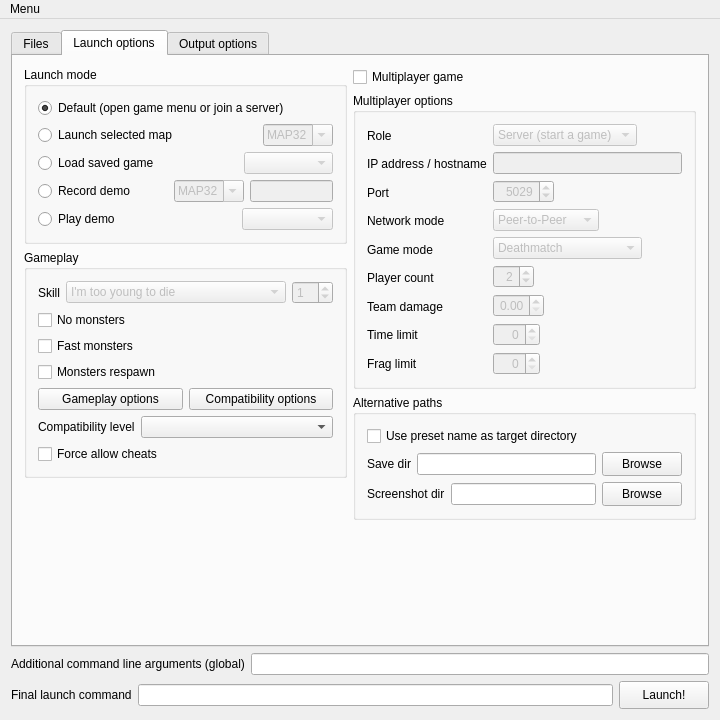
This is Forms/MainWindow.ui in Youda008/DoomRunner as Qt 5 draws it before an edit. The edited form follows.
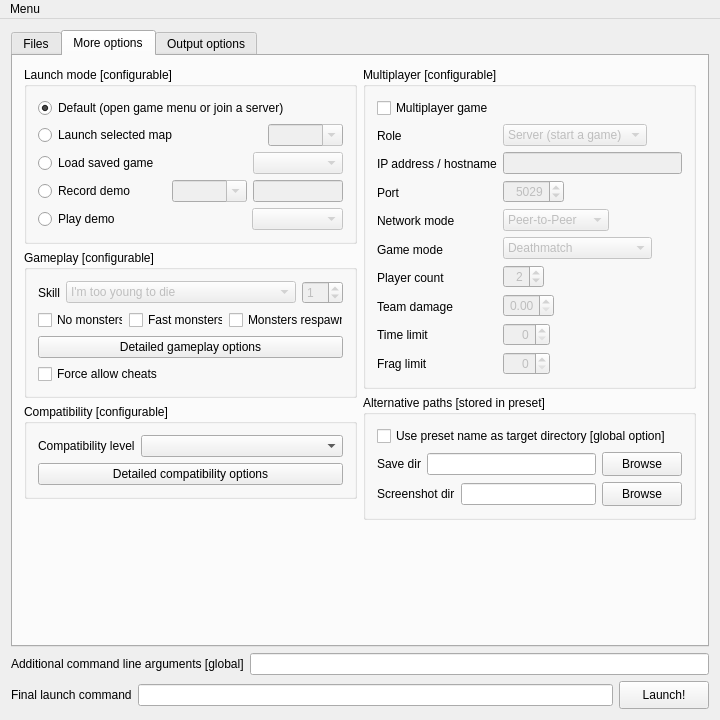
This is the edited form. The open tabs and pages were chosen to show the change. Icons and pictures are not drawn. Custom widgets are drawn as their Qt base class.

Commit message: added UI to select storage for different options groups

What changed in the file:
```diff
--- a/Forms/MainWindow.ui
+++ b/Forms/MainWindow.ui
@@ -251,12 +251,6 @@
                  <property name="enabled">
                   <bool>false</bool>
                  </property>
-                 <property name="sizePolicy">
-                  <sizepolicy hsizetype="Expanding" vsizetype="Expanding">
-                   <horstretch>0</horstretch>
-                   <verstretch>0</verstretch>
-                  </sizepolicy>
-                 </property>
                  <property name="editTriggers">
                   <set>QAbstractItemView::NoEditTriggers</set>
                  </property>
@@ -488,7 +482,7 @@
              </size>
             </property>
             <property name="text">
-             <string>Additional command line arguments (preset)</string>
+             <string>Additional command line arguments [preset]</string>
             </property>
            </widget>
           </item>
@@ -505,7 +499,7 @@
       </widget>
       <widget class="QWidget" name="optionsTab">
        <attribute name="title">
-        <string>Launch options</string>
+        <string>More options</string>
        </attribute>
        <layout class="QHBoxLayout" name="horizontalLayout_5">
         <item>
@@ -513,7 +507,7 @@
           <item>
            <widget class="QGroupBox" name="launchModeGrpBox">
             <property name="title">
-             <string>Launch mode</string>
+             <string>Launch mode [configurable]</string>
             </property>
             <layout class="QVBoxLayout" name="verticalLayout_11">
              <item>
@@ -550,7 +544,7 @@
                  <property name="sizeHint" stdset="0">
                   <size>
                    <width>0</width>
-                   <height>0</height>
+                   <height>20</height>
                   </size>
                  </property>
                 </spacer>
@@ -560,32 +554,27 @@
                  <property name="enabled">
                   <bool>false</bool>
                  </property>
+                 <property name="sizePolicy">
+                  <sizepolicy hsizetype="Minimum" vsizetype="Fixed">
+                   <horstretch>0</horstretch>
+                   <verstretch>0</verstretch>
+                  </sizepolicy>
+                 </property>
                  <property name="minimumSize">
                   <size>
-                   <width>70</width>
+                   <width>75</width>
                    <height>0</height>
                   </size>
                  </property>
-                 <property name="maximumSize">
-                  <size>
-                   <width>70</width>
-                   <height>16777215</height>
-                  </size>
-                 </property>
                  <property name="editable">
                   <bool>true</bool>
                  </property>
-                 <item>
-                  <property name="text">
-                   <string>MAP32</string>
-                  </property>
-                 </item>
                 </widget>
                </item>
               </layout>
              </item>
              <item>
-              <layout class="QHBoxLayout" name="horizontalLayout_8" stretch="0,4,0,10">
+              <layout class="QHBoxLayout" name="horizontalLayout_8" stretch="0,0,4,10">
                <item>
                 <widget class="QRadioButton" name="launchMode_savefile">
                  <property name="text">
@@ -593,19 +582,6 @@
                  </property>
                 </widget>
                </item>
-               <item>
-                <spacer name="horizontalSpacer_12">
-                 <property name="orientation">
-                  <enum>Qt::Horizontal</enum>
-                 </property>
-                 <property name="sizeHint" stdset="0">
-                  <size>
-                   <width>0</width>
-                   <height>0</height>
-                  </size>
-                 </property>
-                </spacer>
-               </item>
                <item>
                 <spacer name="horizontalSpacer_6">
                  <property name="orientation">
@@ -616,8 +592,21 @@
                  </property>
                  <property name="sizeHint" stdset="0">
                   <size>
-                   <width>44</width>
-                   <height>0</height>
+                   <width>54</width>
+                   <height>20</height>
+                  </size>
+                 </property>
+                </spacer>
+               </item>
+               <item>
+                <spacer name="horizontalSpacer_12">
+                 <property name="orientation">
+                  <enum>Qt::Horizontal</enum>
+                 </property>
+                 <property name="sizeHint" stdset="0">
+                  <size>
+                   <width>0</width>
+                   <height>20</height>
                   </size>
                  </property>
                 </spacer>
@@ -635,7 +624,7 @@
                  </property>
                  <property name="minimumSize">
                   <size>
-                   <width>70</width>
+                   <width>90</width>
                    <height>0</height>
                   </size>
                  </property>
@@ -663,7 +652,7 @@
                  <property name="sizeHint" stdset="0">
                   <size>
                    <width>0</width>
-                   <height>0</height>
+                   <height>20</height>
                   </size>
                  </property>
                 </spacer>
@@ -673,26 +662,21 @@
                  <property name="enabled">
                   <bool>false</bool>
                  </property>
+                 <property name="sizePolicy">
+                  <sizepolicy hsizetype="Minimum" vsizetype="Fixed">
+                   <horstretch>0</horstretch>
+                   <verstretch>0</verstretch>
+                  </sizepolicy>
+                 </property>
                  <property name="minimumSize">
                   <size>
-                   <width>70</width>
+                   <width>75</width>
                    <height>0</height>
                   </size>
                  </property>
-                 <property name="maximumSize">
-                  <size>
-                   <width>70</width>
-                   <height>16777215</height>
-                  </size>
-                 </property>
                  <property name="editable">
                   <bool>true</bool>
                  </property>
-                 <item>
-                  <property name="text">
-                   <string>MAP32</string>
-                  </property>
-                 </item>
                 </widget>
                </item>
                <item>
@@ -708,7 +692,7 @@
                  </property>
                  <property name="minimumSize">
                   <size>
-                   <width>70</width>
+                   <width>90</width>
                    <height>0</height>
                   </size>
                  </property>
@@ -717,7 +701,7 @@
               </layout>
              </item>
              <item>
-              <layout class="QHBoxLayout" name="horizontalLayout_30" stretch="0,4,0,10">
+              <layout class="QHBoxLayout" name="horizontalLayout_30" stretch="0,0,4,10">
                <item>
                 <widget class="QRadioButton" name="launchMode_replayDemo">
                  <property name="text">
@@ -725,19 +709,6 @@
                  </property>
                 </widget>
                </item>
-               <item>
-                <spacer name="horizontalSpacer_15">
-                 <property name="orientation">
-                  <enum>Qt::Horizontal</enum>
-                 </property>
-                 <property name="sizeHint" stdset="0">
-                  <size>
-                   <width>0</width>
-                   <height>0</height>
-                  </size>
-                 </property>
-                </spacer>
-               </item>
                <item>
                 <spacer name="horizontalSpacer_13">
                  <property name="orientation">
@@ -748,8 +719,21 @@
                  </property>
                  <property name="sizeHint" stdset="0">
                   <size>
-                   <width>79</width>
-                   <height>0</height>
+                   <width>89</width>
+                   <height>20</height>
+                  </size>
+                 </property>
+                </spacer>
+               </item>
+               <item>
+                <spacer name="horizontalSpacer_15">
+                 <property name="orientation">
+                  <enum>Qt::Horizontal</enum>
+                 </property>
+                 <property name="sizeHint" stdset="0">
+                  <size>
+                   <width>0</width>
+                   <height>20</height>
                   </size>
                  </property>
                 </spacer>
@@ -767,7 +751,7 @@
                  </property>
                  <property name="minimumSize">
                   <size>
-                   <width>70</width>
+                   <width>90</width>
                    <height>0</height>
                   </size>
                  </property>
@@ -781,7 +765,7 @@
           <item>
            <widget class="QGroupBox" name="gameplayGrpBox">
             <property name="title">
-             <string>Gameplay</string>
+             <string>Gameplay [configurable]</string>
             </property>
             <layout class="QVBoxLayout" name="verticalLayout_16">
              <item>
@@ -802,7 +786,7 @@
                   <bool>false</bool>
                  </property>
                  <property name="sizePolicy">
-                  <sizepolicy hsizetype="Expanding" vsizetype="Fixed">
+                  <sizepolicy hsizetype="MinimumExpanding" vsizetype="Fixed">
                    <horstretch>0</horstretch>
                    <verstretch>0</verstretch>
                   </sizepolicy>
@@ -864,7 +848,15 @@
               </layout>
              </item>
              <item>
+              <layout class="QHBoxLayout" name="horizontalLayout_6" stretch="83,91,111">
+               <item>
               <widget class="QCheckBox" name="noMonstersChkBox">
+                 <property name="sizePolicy">
+                  <sizepolicy hsizetype="Ignored" vsizetype="Fixed">
+                   <horstretch>0</horstretch>
+                   <verstretch>0</verstretch>
+                  </sizepolicy>
+                 </property>
                <property name="toolTip">
                 <string>Sets the dmflags CVAR so that monsters are not spawned on levels.</string>
                </property>
@@ -875,6 +867,12 @@
              </item>
              <item>
               <widget class="QCheckBox" name="fastMonstersChkBox">
+                 <property name="sizePolicy">
+                  <sizepolicy hsizetype="Ignored" vsizetype="Fixed">
+                   <horstretch>0</horstretch>
+                   <verstretch>0</verstretch>
+                  </sizepolicy>
+                 </property>
                <property name="toolTip">
                 <string>Sets the dmflags CVAR to make the monsters as fast as in Nightmare mode even if you are not playing Nightmare.</string>
                </property>
@@ -885,6 +883,12 @@
              </item>
              <item>
               <widget class="QCheckBox" name="monstersRespawnChkBox">
+                 <property name="sizePolicy">
+                  <sizepolicy hsizetype="Ignored" vsizetype="Fixed">
+                   <horstretch>0</horstretch>
+                   <verstretch>0</verstretch>
+                  </sizepolicy>
+                 </property>
                <property name="toolTip">
                 <string>Sets the dmflags CVAR so that monsters respawn even if you are not playing at Nightmare difficulty.</string>
                </property>
@@ -893,24 +897,38 @@
                </property>
               </widget>
              </item>
-             <item>
-              <layout class="QHBoxLayout" name="horizontalLayout_6">
+              </layout>
+             </item>
                <item>
                 <widget class="QPushButton" name="gameOptsBtn">
                  <property name="text">
-                  <string>Gameplay options</string>
+                <string>Detailed gameplay options</string>
                  </property>
                 </widget>
                </item>
                <item>
-                <widget class="QPushButton" name="compatOptsBtn">
+              <layout class="QHBoxLayout" name="horizontalLayout_22">
+               <item>
+                <widget class="QCheckBox" name="allowCheatsChkBox">
+                 <property name="toolTip">
+                  <string>When true, cheats will be allowed in Nightmare difficulty and other skill levels with the &quot;disablecheats&quot; property, as well as network games; however, changes to this CVAR don't take effect until a new game is started (or a savegame is loaded). This is to prevent the host in a multiplayer game from setting the CVAR just long enough to allow himself to activate a cheat code.</string>
+                 </property>
                  <property name="text">
-                  <string>Compatibility options</string>
+                  <string>Force allow cheats</string>
                  </property>
                 </widget>
                </item>
               </layout>
              </item>
+            </layout>
+           </widget>
+          </item>
+          <item>
+           <widget class="QGroupBox" name="compatGrpBox">
+            <property name="title">
+             <string>Compatibility [configurable]</string>
+            </property>
+            <layout class="QVBoxLayout" name="verticalLayout_22">
              <item>
               <layout class="QHBoxLayout" name="horizontalLayout_32">
                <item>
@@ -928,23 +946,14 @@
                    <verstretch>0</verstretch>
                   </sizepolicy>
                  </property>
-                 <property name="minimumSize">
-                  <size>
-                   <width>150</width>
-                   <height>0</height>
-                  </size>
-                 </property>
                 </widget>
                </item>
               </layout>
              </item>
              <item>
-              <widget class="QCheckBox" name="allowCheatsChkBox">
-               <property name="toolTip">
-                <string>When true, cheats will be allowed in Nightmare difficulty and other skill levels with the &quot;disablecheats&quot; property, as well as network games; however, changes to this CVAR don't take effect until a new game is started (or a savegame is loaded). This is to prevent the host in a multiplayer game from setting the CVAR just long enough to allow himself to activate a cheat code.</string>
-               </property>
+              <widget class="QPushButton" name="compatOptsBtn">
                <property name="text">
-                <string>Force allow cheats</string>
+                <string>Detailed compatibility options</string>
                </property>
               </widget>
              </item>
@@ -959,7 +968,7 @@
             <property name="sizeHint" stdset="0">
              <size>
               <width>20</width>
-              <height>40</height>
+              <height>0</height>
              </size>
             </property>
            </spacer>
@@ -969,6 +978,12 @@
         <item>
          <layout class="QVBoxLayout" name="verticalLayout_9">
           <item>
+           <widget class="QGroupBox" name="multiplayerGrpBox">
+            <property name="title">
+             <string>Multiplayer [configurable]</string>
+            </property>
+            <layout class="QVBoxLayout" name="verticalLayout_21">
+             <item>
            <widget class="QCheckBox" name="multiplayerChkBox">
             <property name="text">
              <string>Multiplayer game</string>
@@ -976,11 +991,7 @@
            </widget>
           </item>
           <item>
-           <widget class="QGroupBox" name="multiplayerGrpBox">
-            <property name="title">
-             <string>Multiplayer options</string>
-            </property>
-            <layout class="QHBoxLayout" name="horizontalLayout_22">
+              <layout class="QHBoxLayout" name="horizontalLayout_33">
              <item>
               <layout class="QVBoxLayout" name="verticalLayout_14">
                <item>
@@ -1139,7 +1150,7 @@
                    </property>
                    <property name="sizeHint" stdset="0">
                     <size>
-                     <width>40</width>
+                       <width>0</width>
                      <height>20</height>
                     </size>
                    </property>
@@ -1189,7 +1200,7 @@
                    </property>
                    <property name="sizeHint" stdset="0">
                     <size>
-                     <width>40</width>
+                       <width>0</width>
                      <height>20</height>
                     </size>
                    </property>
@@ -1232,7 +1243,7 @@
                    </property>
                    <property name="sizeHint" stdset="0">
                     <size>
-                     <width>40</width>
+                       <width>0</width>
                      <height>20</height>
                     </size>
                    </property>
@@ -1296,7 +1307,7 @@
                    </property>
                    <property name="sizeHint" stdset="0">
                     <size>
-                     <width>40</width>
+                       <width>0</width>
                      <height>20</height>
                     </size>
                    </property>
@@ -1332,7 +1343,7 @@
                    </property>
                    <property name="sizeHint" stdset="0">
                     <size>
-                     <width>40</width>
+                       <width>0</width>
                      <height>20</height>
                     </size>
                    </property>
@@ -1368,7 +1379,7 @@
                    </property>
                    <property name="sizeHint" stdset="0">
                     <size>
-                     <width>40</width>
+                       <width>0</width>
                      <height>20</height>
                     </size>
                    </property>
@@ -1401,7 +1412,7 @@
                    </property>
                    <property name="sizeHint" stdset="0">
                     <size>
-                     <width>40</width>
+                       <width>0</width>
                      <height>20</height>
                     </size>
                    </property>
@@ -1431,11 +1442,13 @@
                    </property>
                    <property name="sizeHint" stdset="0">
                     <size>
-                     <width>40</width>
+                       <width>0</width>
                      <height>20</height>
                     </size>
                    </property>
                   </spacer>
+                   </item>
+                  </layout>
                  </item>
                 </layout>
                </item>
@@ -1447,13 +1460,13 @@
           <item>
            <widget class="QGroupBox" name="pathsGrpBox">
             <property name="title">
-             <string>Alternative paths</string>
+             <string>Alternative paths [stored in preset]</string>
             </property>
             <layout class="QVBoxLayout" name="verticalLayout_19">
              <item>
               <widget class="QCheckBox" name="usePresetNameChkBox">
                <property name="text">
-                <string>Use preset name as target directory</string>
+                <string>Use preset name as target directory [global option]</string>
                </property>
               </widget>
              </item>
@@ -1530,7 +1543,7 @@
             <property name="sizeHint" stdset="0">
              <size>
               <width>20</width>
-              <height>40</height>
+              <height>0</height>
              </size>
             </property>
            </spacer>
@@ -1549,7 +1562,7 @@
           <item>
            <widget class="QGroupBox" name="videoGrpBox">
             <property name="title">
-             <string>Video</string>
+             <string>Video [stored globally]</string>
             </property>
             <layout class="QVBoxLayout" name="verticalLayout_17">
              <item>
@@ -1557,7 +1570,7 @@
                <item>
                 <widget class="QLabel" name="monitorLabel">
                  <property name="toolTip">
-                  <string>&lt;html&gt;&lt;head/&gt;&lt;body&gt;&lt;p&gt;Defines which screen is used if multiple monitors are available.&lt;/p&gt;&lt;/body&gt;&lt;/html&gt;</string>
+                  <string>Defines which screen is used if multiple monitors are available.</string>
                  </property>
                  <property name="text">
                   <string>Monitor</string>
@@ -1600,7 +1613,7 @@
                  </property>
                  <property name="sizeHint" stdset="0">
                   <size>
-                   <width>40</width>
+                   <width>0</width>
                    <height>20</height>
                   </size>
                  </property>
@@ -1616,7 +1629,7 @@
                <item>
                 <widget class="QLineEdit" name="resolutionXLine">
                  <property name="sizePolicy">
-                  <sizepolicy hsizetype="Maximum" vsizetype="Fixed">
+                  <sizepolicy hsizetype="Minimum" vsizetype="Fixed">
                    <horstretch>0</horstretch>
                    <verstretch>0</verstretch>
                   </sizepolicy>
@@ -1645,7 +1658,7 @@
                <item>
                 <widget class="QLineEdit" name="resolutionYLine">
                  <property name="sizePolicy">
-                  <sizepolicy hsizetype="Maximum" vsizetype="Fixed">
+                  <sizepolicy hsizetype="Minimum" vsizetype="Fixed">
                    <horstretch>0</horstretch>
                    <verstretch>0</verstretch>
                   </sizepolicy>
@@ -1679,7 +1692,7 @@
           <item>
            <widget class="QGroupBox" name="audioGrpBox">
             <property name="title">
-             <string>Audio</string>
+             <string>Audio [stored globally]</string>
             </property>
             <layout class="QVBoxLayout" name="verticalLayout_18">
              <item>
@@ -1723,7 +1736,7 @@
             <property name="sizeHint" stdset="0">
              <size>
               <width>20</width>
-              <height>40</height>
+              <height>0</height>
              </size>
             </property>
            </spacer>
@@ -1739,7 +1752,7 @@
             </property>
             <property name="sizeHint" stdset="0">
              <size>
-              <width>40</width>
+              <width>0</width>
               <height>20</height>
              </size>
             </property>
@@ -1753,7 +1766,7 @@
             <property name="sizeHint" stdset="0">
              <size>
               <width>20</width>
-              <height>40</height>
+              <height>0</height>
              </size>
             </property>
            </spacer>
@@ -1781,7 +1794,7 @@
          </size>
         </property>
         <property name="text">
-         <string>Additional command line arguments (global)</string>
+         <string>Additional command line arguments [global]</string>
         </property>
        </widget>
       </item>
@@ -1855,7 +1868,8 @@
     <property name="title">
      <string>Menu</string>
     </property>
-    <addaction name="setupPathsAction"/>
+    <addaction name="initialSetupAction"/>
+    <addaction name="optionsStorageAction"/>
     <addaction name="exportPresetToScriptAction"/>
     <addaction name="exportPresetToShortcutAction"/>
     <addaction name="aboutAction"/>
@@ -1863,7 +1877,7 @@
    </widget>
    <addaction name="menuItemMenu"/>
   </widget>
-  <action name="setupPathsAction">
+  <action name="initialSetupAction">
    <property name="text">
     <string>Initial setup</string>
    </property>
@@ -1893,6 +1907,11 @@
     <string>Export to shortcut (Windows only)</string>
    </property>
   </action>
+  <action name="optionsStorageAction">
+   <property name="text">
+    <string>Configure options storage</string>
+   </property>
+  </action>
  </widget>
  <layoutdefault spacing="6" margin="11"/>
  <customwidgets>
```
Lines whose indentation alone changed are shown as unchanged. The commit also changes 13 other files.
